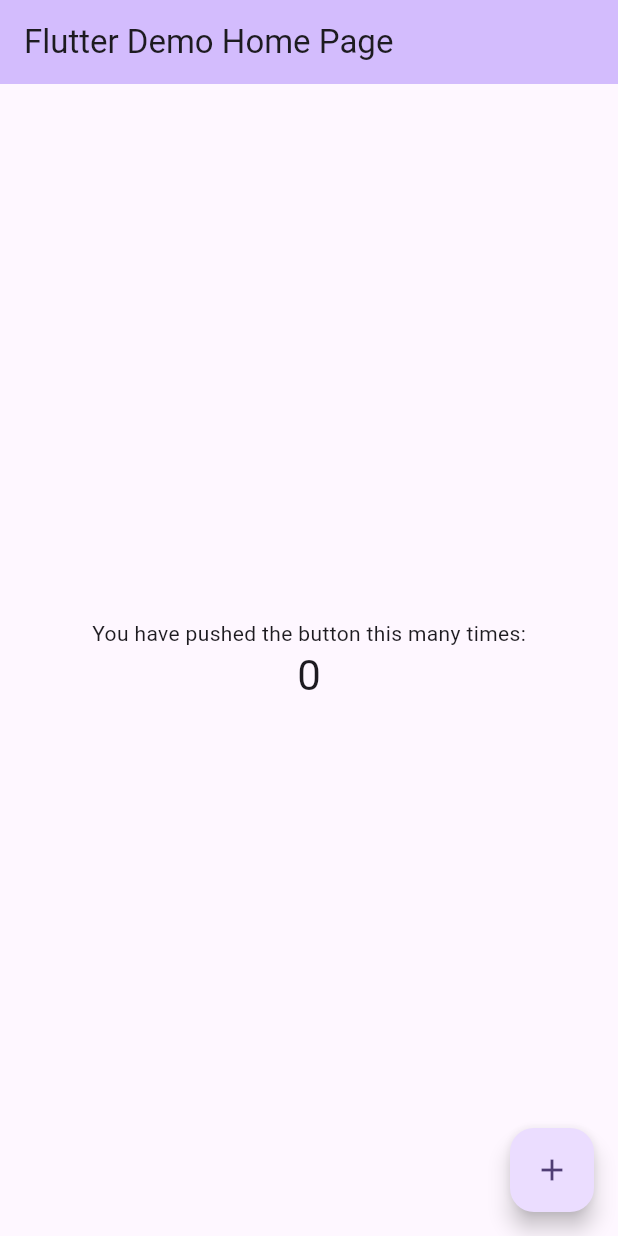
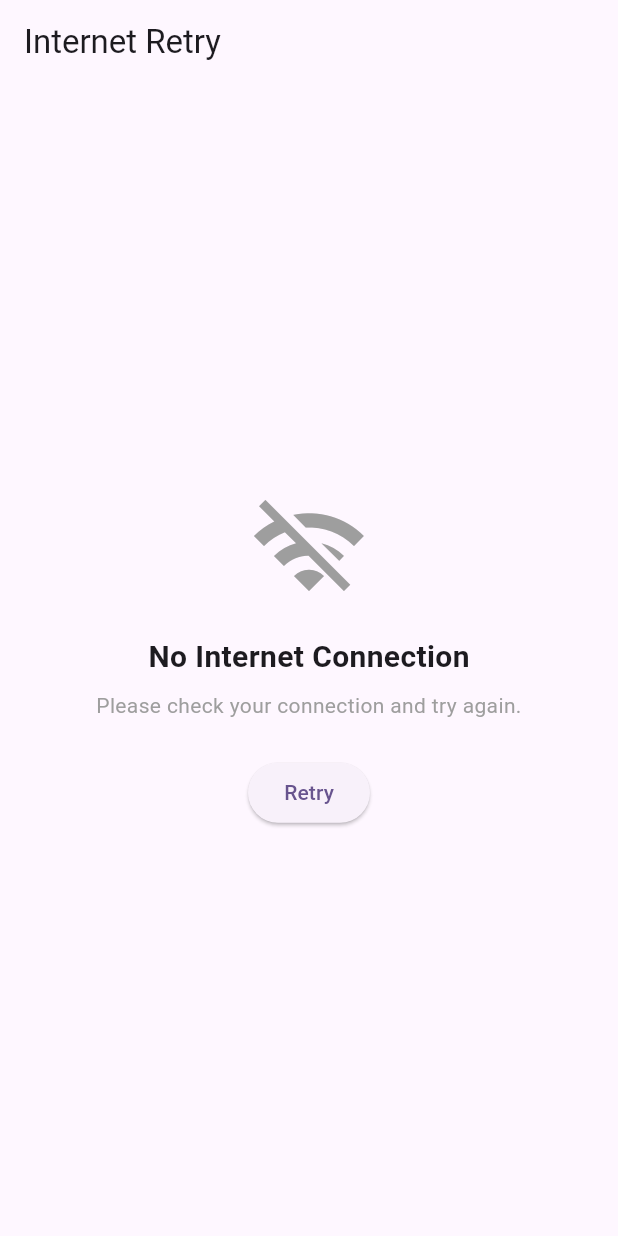
Before and after one commit to Excelsior-Technologies-Community/flutter_internet_retry_widget, a Flutter app: the screen it shows after launch, on a phone screen of 412 x 824 dp. Run offline on Flutter 3.47's test engine with Material 3 defaults, Android fonts, the phone set to English and light mode, and no system bars.

Commit message:
complete_internet_retry_widgets

```diff
--- /dev/null
+++ b/flutter_internet_retry_widget/analysis_options.yaml
@@ -0,0 +1,4 @@
+include: package:flutter_lints/flutter.yaml
+
+# Additional information about this file can be found at
+# https://dart.dev/guides/language/analysis-options
--- /dev/null
+++ b/flutter_internet_retry_widget/lib/flutter_internet_retry_widget.dart
@@ -0,0 +1,4 @@
+library flutter_internet_retry_widgets;
+
+export 'screens/home_screen.dart';
+export 'widgets/internet_retry_widget.dart';
--- /dev/null
+++ b/flutter_internet_retry_widget/lib/screens/home_screen.dart
@@ -0,0 +1,47 @@
+import 'package:flutter/material.dart';
+import '../widgets/internet_retry_widget.dart';
+
+class HomeScreen extends StatefulWidget {
+  const HomeScreen({super.key});
+
+  @override
+  State<HomeScreen> createState() => _HomeScreenState();
+}
+
+class _HomeScreenState extends State<HomeScreen> {
+  bool showRetry = true;
+  bool isLoading = false;
+
+  Future<void> onRetryPressed() async {
+    setState(() {
+      isLoading = true;
+    });
+
+
+    await Future.delayed(const Duration(seconds: 2));
+
+    setState(() {
+      isLoading = false;
+
+    });
+
+    ScaffoldMessenger.of(context).showSnackBar(
+      const SnackBar(content: Text('Retry finished')),
+    );
+  }
+
+  @override
+  Widget build(BuildContext context) {
+    return Scaffold(
+      appBar: AppBar(title: const Text('Internet Retry')),
+      body: showRetry
+          ? InternetRetryWidget(
+        isLoading: isLoading,
+        onRetry: onRetryPressed,
+      )
+          : const Center(
+        child: Text('Main App Content Here'),
+      ),
+    );
+  }
+}
--- /dev/null
+++ b/flutter_internet_retry_widget/lib/widgets/internet_retry_widget.dart
@@ -0,0 +1,50 @@
+import 'package:flutter/material.dart';
+
+class InternetRetryWidget extends StatelessWidget {
+  final VoidCallback onRetry;
+  final bool isLoading;
+
+  const InternetRetryWidget({
+    super.key,
+    required this.onRetry,
+    required this.isLoading,
+  });
+
+  @override
+  Widget build(BuildContext context) {
+    return Center(
+      child: Padding(
+        padding: const EdgeInsets.all(24.0),
+        child: Column(
+          mainAxisAlignment: MainAxisAlignment.center,
+          children: [
+            const Icon(
+              Icons.wifi_off,
+              size: 80,
+              color: Colors.grey,
+            ),
+            const SizedBox(height: 16),
+            const Text(
+              'No Internet Connection',
+              style: TextStyle(fontSize: 20, fontWeight: FontWeight.bold),
+            ),
+            const SizedBox(height: 8),
+            const Text(
+              'Please check your connection and try again.',
+              textAlign: TextAlign.center,
+              style: TextStyle(color: Colors.grey),
+            ),
+            const SizedBox(height: 24),
+
+            isLoading
+                ? const CircularProgressIndicator()
+                : ElevatedButton(
+              onPressed: onRetry,
+              child: const Text('Retry'),
+            ),
+          ],
+        ),
+      ),
+    );
+  }
+}
--- a/lib/main.dart
+++ b/lib/main.dart
@@ -1,4 +1,5 @@
 import 'package:flutter/material.dart';
+import 'package:flutter_internet_retry_widget/screens/home_screen.dart';
 
 void main() {
   runApp(const MyApp());
@@ -7,116 +8,15 @@
 class MyApp extends StatelessWidget {
   const MyApp({super.key});
 
-  // This widget is the root of your application.
   @override
   Widget build(BuildContext context) {
     return MaterialApp(
       title: 'Flutter Demo',
       theme: ThemeData(
-        // This is the theme of your application.
-        //
-        // TRY THIS: Try running your application with "flutter run". You'll see
-        // the application has a purple toolbar. Then, without quitting the app,
-        // try changing the seedColor in the colorScheme below to Colors.green
-        // and then invoke "hot reload" (save your changes or press the "hot
-        // reload" button in a Flutter-supported IDE, or press "r" if you used
-        // the command line to start the app).
-        //
-        // Notice that the counter didn't reset back to zero; the application
-        // state is not lost during the reload. To reset the state, use hot
-        // restart instead.
-        //
-        // This works for code too, not just values: Most code changes can be
-        // tested with just a hot reload.
+
         colorScheme: ColorScheme.fromSeed(seedColor: Colors.deepPurple),
       ),
-      home: const MyHomePage(title: 'Flutter Demo Home Page'),
+      home: HomeScreen()
     );
   }
 }
-
-class MyHomePage extends StatefulWidget {
-  const MyHomePage({super.key, required this.title});
-
-  // This widget is the home page of your application. It is stateful, meaning
-  // that it has a State object (defined below) that contains fields that affect
-  // how it looks.
-
-  // This class is the configuration for the state. It holds the values (in this
-  // case the title) provided by the parent (in this case the App widget) and
-  // used by the build method of the State. Fields in a Widget subclass are
-  // always marked "final".
-
-  final String title;
-
-  @override
-  State<MyHomePage> createState() => _MyHomePageState();
-}
-
-class _MyHomePageState extends State<MyHomePage> {
-  int _counter = 0;
-
-  void _incrementCounter() {
-    setState(() {
-      // This call to setState tells the Flutter framework that something has
-      // changed in this State, which causes it to rerun the build method below
-      // so that the display can reflect the updated values. If we changed
-      // _counter without calling setState(), then the build method would not be
-      // called again, and so nothing would appear to happen.
-      _counter++;
-    });
-  }
-
-  @override
-  Widget build(BuildContext context) {
-    // This method is rerun every time setState is called, for instance as done
-    // by the _incrementCounter method above.
-    //
-    // The Flutter framework has been optimized to make rerunning build methods
-    // fast, so that you can just rebuild anything that needs updating rather
-    // than having to individually change instances of widgets.
-    return Scaffold(
-      appBar: AppBar(
-        // TRY THIS: Try changing the color here to a specific color (to
-        // Colors.amber, perhaps?) and trigger a hot reload to see the AppBar
-        // change color while the other colors stay the same.
-        backgroundColor: Theme.of(context).colorScheme.inversePrimary,
-        // Here we take the value from the MyHomePage object that was created by
-        // the App.build method, and use it to set our appbar title.
-        title: Text(widget.title),
-      ),
-      body: Center(
-        // Center is a layout widget. It takes a single child and positions it
-        // in the middle of the parent.
-        child: Column(
-          // Column is also a layout widget. It takes a list of children and
-          // arranges them vertically. By default, it sizes itself to fit its
-          // children horizontally, and tries to be as tall as its parent.
-          //
-          // Column has various properties to control how it sizes itself and
-          // how it positions its children. Here we use mainAxisAlignment to
-          // center the children vertically; the main axis here is the vertical
-          // axis because Columns are vertical (the cross axis would be
-          // horizontal).
-          //
-          // TRY THIS: Invoke "debug painting" (choose the "Toggle Debug Paint"
-          // action in the IDE, or press "p" in the console), to see the
-          // wireframe for each widget.
-          mainAxisAlignment: MainAxisAlignment.center,
-          children: <Widget>[
-            const Text('You have pushed the button this many times:'),
-            Text(
-              '$_counter',
-              style: Theme.of(context).textTheme.headlineMedium,
-            ),
-          ],
-        ),
-      ),
-      floatingActionButton: FloatingActionButton(
-        onPressed: _incrementCounter,
-        tooltip: 'Increment',
-        child: const Icon(Icons.add),
-      ), // This trailing comma makes auto-formatting nicer for build methods.
-    );
-  }
-}
--- /dev/null
+++ b/lib/screens/home_screen.dart
@@ -0,0 +1,47 @@
+import 'package:flutter/material.dart';
+import '../widgets/internet_retry_widget.dart';
+
+class HomeScreen extends StatefulWidget {
+  const HomeScreen({super.key});
+
+  @override
+  State<HomeScreen> createState() => _HomeScreenState();
+}
+
+class _HomeScreenState extends State<HomeScreen> {
+  bool showRetry = true;
+  bool isLoading = false;
+
+  Future<void> onRetryPressed() async {
+    setState(() {
+      isLoading = true;
+    });
+
+
+    await Future.delayed(const Duration(seconds: 2));
+
+    setState(() {
+      isLoading = false;
+
+    });
+
+    ScaffoldMessenger.of(context).showSnackBar(
+      const SnackBar(content: Text('Retry finished')),
+    );
+  }
+
+  @override
+  Widget build(BuildContext context) {
+    return Scaffold(
+      appBar: AppBar(title: const Text('Internet Retry')),
+      body: showRetry
+          ? InternetRetryWidget(
+        isLoading: isLoading,
+        onRetry: onRetryPressed,
+      )
+          : const Center(
+        child: Text('Main App Content Here'),
+      ),
+    );
+  }
+}
--- /dev/null
+++ b/lib/widgets/internet_retry_widget.dart
@@ -0,0 +1,50 @@
+import 'package:flutter/material.dart';
+
+class InternetRetryWidget extends StatelessWidget {
+  final VoidCallback onRetry;
+  final bool isLoading;
+
+  const InternetRetryWidget({
+    super.key,
+    required this.onRetry,
+    required this.isLoading,
+  });
+
+  @override
+  Widget build(BuildContext context) {
+    return Center(
+      child: Padding(
+        padding: const EdgeInsets.all(24.0),
+        child: Column(
+          mainAxisAlignment: MainAxisAlignment.center,
+          children: [
+            const Icon(
+              Icons.wifi_off,
+              size: 80,
+              color: Colors.grey,
+            ),
+            const SizedBox(height: 16),
+            const Text(
+              'No Internet Connection',
+              style: TextStyle(fontSize: 20, fontWeight: FontWeight.bold),
+            ),
+            const SizedBox(height: 8),
+            const Text(
+              'Please check your connection and try again.',
+              textAlign: TextAlign.center,
+              style: TextStyle(color: Colors.grey),
+            ),
+            const SizedBox(height: 24),
+
+            isLoading
+                ? const CircularProgressIndicator()
+                : ElevatedButton(
+              onPressed: onRetry,
+              child: const Text('Retry'),
+            ),
+          ],
+        ),
+      ),
+    );
+  }
+}
--- a/pubspec.yaml
+++ b/pubspec.yaml
@@ -34,6 +34,7 @@
   # The following adds the Cupertino Icons font to your application.
   # Use with the CupertinoIcons class for iOS style icons.
   cupertino_icons: ^1.0.8
+  connectivity_plus: ^7.0.0
 
 dev_dependencies:
   flutter_test:
```
Also changed, not shown: flutter_internet_retry_widget/pubspec.yaml (added, +54 -0 lines), pubspec.lock, 9 other files.
